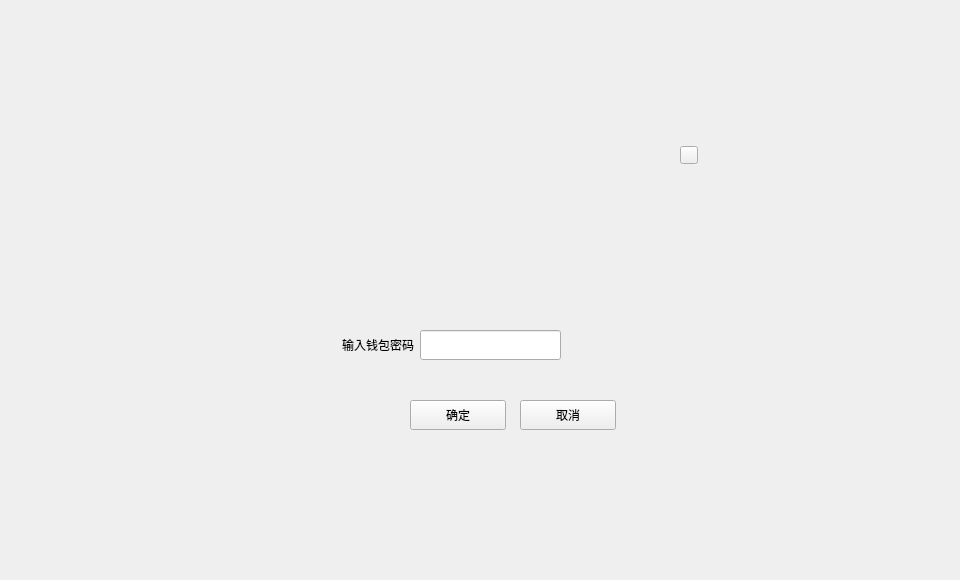
HcashOrg/hx-indicator, file exchange/WithdrawOrderDialog.ui: the form before one commit.
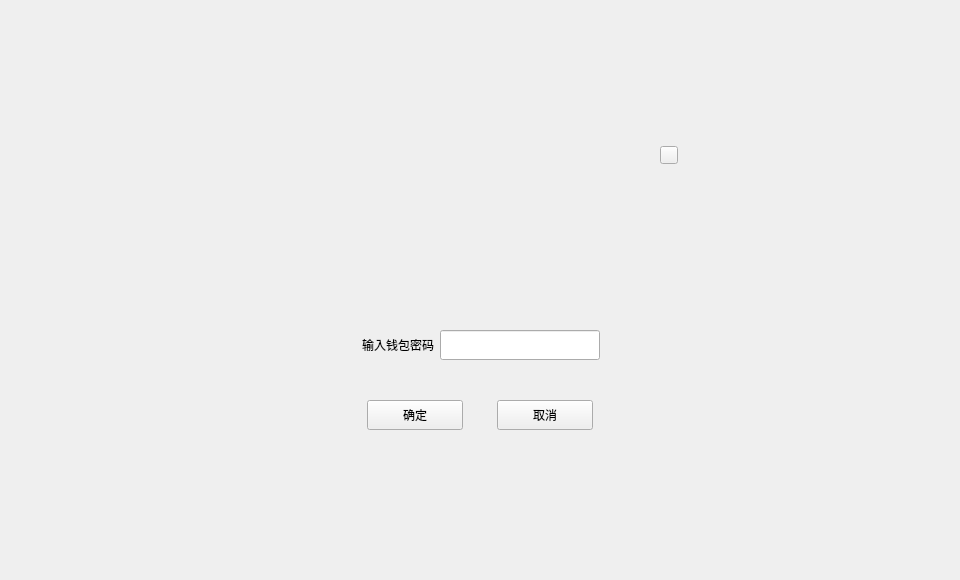
The form after the commit.

What changed in the file:
```diff
--- a/exchange/WithdrawOrderDialog.ui
+++ b/exchange/WithdrawOrderDialog.ui
@@ -30,16 +30,16 @@
    <widget class="QWidget" name="containerWidget" native="true">
     <property name="geometry">
      <rect>
-      <x>230</x>
+      <x>250</x>
       <y>130</y>
-      <width>500</width>
+      <width>460</width>
       <height>320</height>
      </rect>
     </property>
     <widget class="QToolButton" name="cancelBtn">
      <property name="geometry">
       <rect>
-       <x>290</x>
+       <x>247</x>
        <y>270</y>
        <width>96</width>
        <height>30</height>
@@ -58,7 +58,7 @@
     <widget class="QToolButton" name="okBtn">
      <property name="geometry">
       <rect>
-       <x>180</x>
+       <x>117</x>
        <y>270</y>
        <width>96</width>
        <height>30</height>
@@ -95,7 +95,7 @@
       <rect>
        <x>190</x>
        <y>200</y>
-       <width>141</width>
+       <width>160</width>
        <height>30</height>
       </rect>
      </property>
@@ -138,7 +138,7 @@
     <widget class="QToolButton" name="closeBtn">
      <property name="geometry">
       <rect>
-       <x>450</x>
+       <x>410</x>
        <y>16</y>
        <width>18</width>
        <height>18</height>
@@ -157,26 +157,10 @@
       <string/>
      </property>
     </widget>
-    <widget class="QLabel" name="feeLabel">
-     <property name="geometry">
-      <rect>
-       <x>40</x>
-       <y>290</y>
-       <width>240</width>
-       <height>20</height>
-      </rect>
-     </property>
-     <property name="text">
-      <string/>
-     </property>
-     <property name="alignment">
-      <set>Qt::AlignLeading|Qt::AlignLeft|Qt::AlignVCenter</set>
-     </property>
-    </widget>
     <widget class="QStackedWidget" name="stackedWidget">
      <property name="geometry">
       <rect>
-       <x>100</x>
+       <x>115</x>
        <y>60</y>
        <width>231</width>
        <height>131</height>
```
